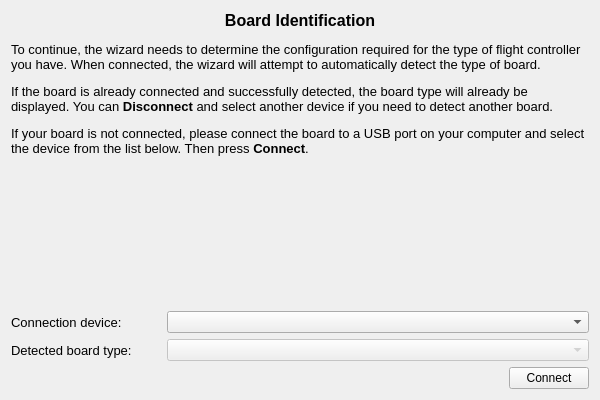
Qt form ground/gcs/src/plugins/setupwizard/pages/controllerpage.ui (librepilot/LibrePilot) before a commit.
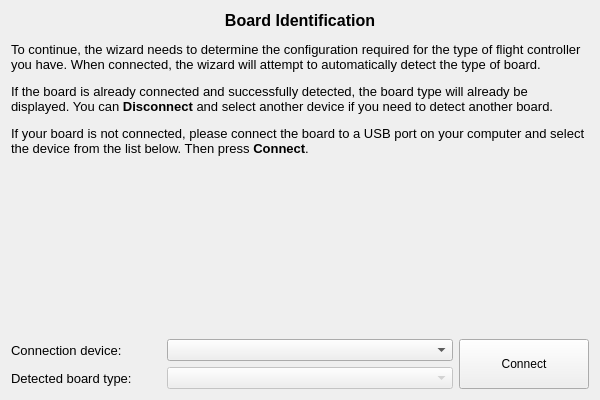
The same form after that commit.

Commit message: LP-441 Vehicle wizard - Resize window height

Patch:
```diff
--- a/ground/gcs/src/plugins/setupwizard/pages/controllerpage.ui
+++ b/ground/gcs/src/plugins/setupwizard/pages/controllerpage.ui
@@ -67,6 +67,9 @@
    </item>
    <item>
     <layout class="QHBoxLayout" name="horizontalLayout_4">
+     <property name="sizeConstraint">
+      <enum>QLayout::SetMaximumSize</enum>
+     </property>
      <property name="leftMargin">
       <number>6</number>
      </property>
@@ -104,43 +107,11 @@
     </layout>
    </item>
    <item>
-    <spacer name="verticalSpacer_2">
-     <property name="orientation">
-      <enum>Qt::Vertical</enum>
+    <layout class="QGridLayout" name="gridLayout">
+     <property name="bottomMargin">
+      <number>0</number>
      </property>
-     <property name="sizeHint" stdset="0">
-      <size>
-       <width>20</width>
-       <height>9</height>
-      </size>
-     </property>
-    </spacer>
-   </item>
-   <item>
-    <layout class="QVBoxLayout" name="verticalLayout_2">
-     <item>
-      <layout class="QHBoxLayout" name="horizontalLayout_2">
-       <item>
-        <widget class="QLabel" name="label_2">
-         <property name="minimumSize">
-          <size>
-           <width>150</width>
-           <height>0</height>
-          </size>
-         </property>
-         <property name="font">
-          <font>
-           <pointsize>10</pointsize>
-           <weight>50</weight>
-           <bold>false</bold>
-          </font>
-         </property>
-         <property name="text">
-          <string>Connection device:</string>
-         </property>
-        </widget>
-       </item>
-       <item>
+     <item row="0" column="1">
         <widget class="QComboBox" name="deviceCombo">
          <property name="sizePolicy">
           <sizepolicy hsizetype="Expanding" vsizetype="Fixed">
@@ -150,11 +121,7 @@
          </property>
         </widget>
        </item>
-      </layout>
-     </item>
-     <item>
-      <layout class="QHBoxLayout" name="horizontalLayout_3">
-       <item>
+     <item row="1" column="0">
         <widget class="QLabel" name="label_3">
          <property name="minimumSize">
           <size>
@@ -174,7 +141,27 @@
          </property>
         </widget>
        </item>
-       <item>
+     <item row="0" column="0">
+      <widget class="QLabel" name="label_2">
+       <property name="minimumSize">
+        <size>
+         <width>150</width>
+         <height>0</height>
+        </size>
+       </property>
+       <property name="font">
+        <font>
+         <pointsize>10</pointsize>
+         <weight>50</weight>
+         <bold>false</bold>
+        </font>
+       </property>
+       <property name="text">
+        <string>Connection device:</string>
+       </property>
+      </widget>
+     </item>
+     <item row="1" column="1">
         <widget class="QComboBox" name="boardTypeCombo">
          <property name="enabled">
           <bool>false</bool>
@@ -187,28 +174,23 @@
          </property>
         </widget>
        </item>
-      </layout>
-     </item>
-     <item>
-      <layout class="QHBoxLayout" name="horizontalLayout">
-       <item>
-        <spacer name="horizontalSpacer">
-         <property name="orientation">
-          <enum>Qt::Horizontal</enum>
-         </property>
-         <property name="sizeHint" stdset="0">
-          <size>
-           <width>40</width>
-           <height>20</height>
-          </size>
-         </property>
-        </spacer>
-       </item>
-       <item>
+     <item row="0" column="2" rowspan="2">
         <widget class="QPushButton" name="connectButton">
+       <property name="sizePolicy">
+        <sizepolicy hsizetype="Minimum" vsizetype="MinimumExpanding">
+         <horstretch>0</horstretch>
+         <verstretch>0</verstretch>
+        </sizepolicy>
+       </property>
+       <property name="minimumSize">
+        <size>
+         <width>130</width>
+         <height>0</height>
+        </size>
+       </property>
          <property name="maximumSize">
           <size>
-           <width>120</width>
+         <width>130</width>
            <height>16777215</height>
           </size>
          </property>
@@ -216,8 +198,6 @@
           <string>Connect</string>
          </property>
         </widget>
-       </item>
-      </layout>
      </item>
     </layout>
    </item>
```
Lines whose indentation alone changed are shown as unchanged. The commit also changes 3 other files.
